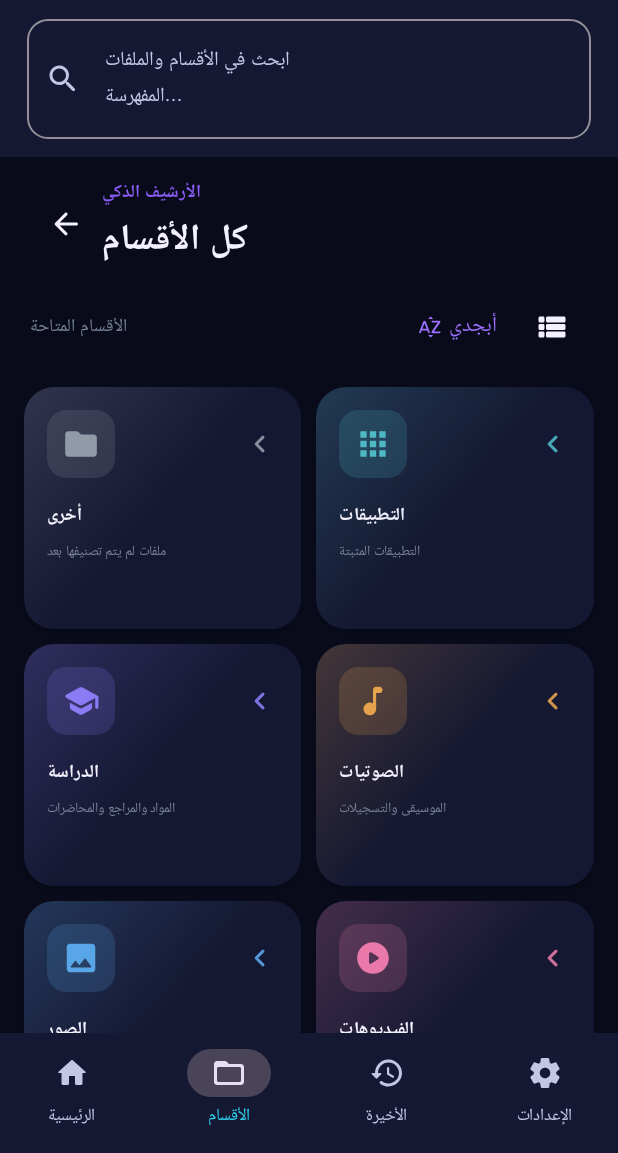
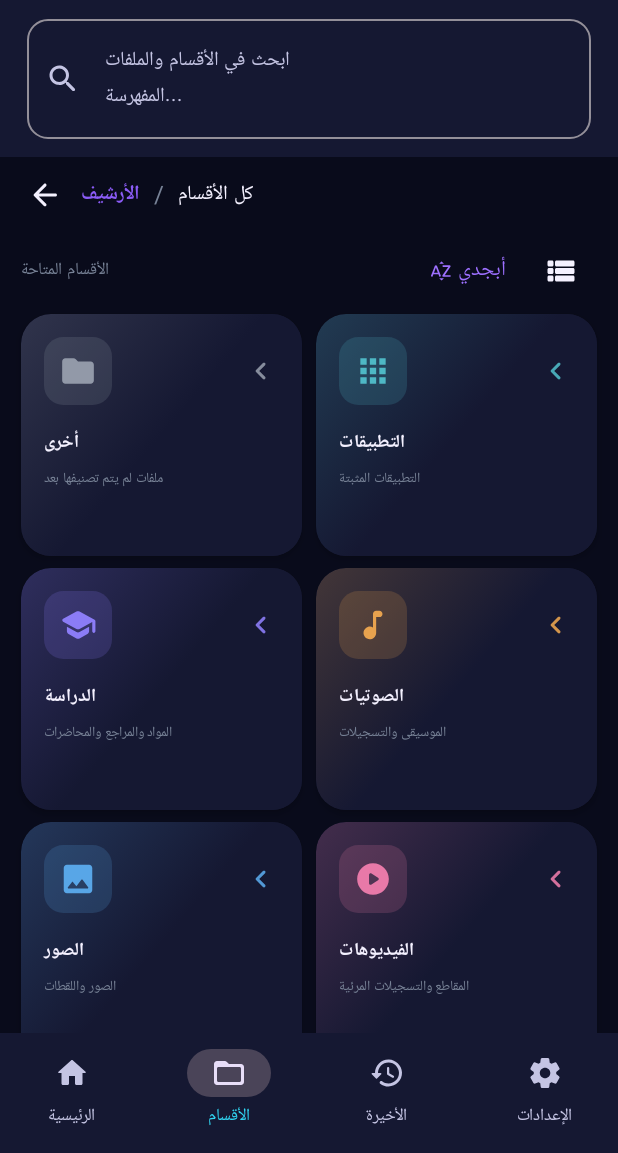
Before and after one commit to Mohamed2820/-FileFlow-Android-, an Android app built with Jetpack Compose: the screen it shows after launch (MainActivity), item 2 of the bottom bar chosen, on a phone screen of 412 x 824 dp, the part 83-1236 px from its top. Run offline under Robolectric (Android 15) with nearby library versions, the phone set to English and light mode, and no system bars; libraries missing offline, so code that uses them is left out: coil.decode; 1 statement that could not run was skipped.

Commit message:
Compress archive header and unify smart and conventional home sections

```diff
--- a/app/src/main/java/com/mohamed/fileflow/MainActivity.kt
+++ b/app/src/main/java/com/mohamed/fileflow/MainActivity.kt
@@ -1,6 +1,16 @@
 package com.mohamed.fileflow
 
 import android.content.Intent
+import androidx.compose.ui.viewinterop.AndroidView
+import androidx.compose.foundation.rememberScrollState
+import androidx.compose.foundation.horizontalScroll
+import androidx.compose.foundation.combinedClickable
+import androidx.compose.foundation.ExperimentalFoundationApi
+import androidx.activity.result.contract.ActivityResultContracts
+import androidx.activity.compose.rememberLauncherForActivityResult
+import android.widget.VideoView
+import android.widget.MediaController
+import android.content.ClipData
 import android.net.Uri
 import android.os.Bundle
 import androidx.activity.ComponentActivity
@@ -260,25 +270,8 @@ private fun HomeScreen(onNavigate: (String) -> Unit, onCategory: (String) -> Uni
         item { StorageAccessPanel() }
         item { DeviceStorageCard() }
         item {
-            Row(verticalAlignment = Alignment.CenterVertically) {
-                Text("الأقسام الرئيسية", fontSize = 17.sp, fontWeight = FontWeight.Bold, modifier = Modifier.weight(1f))
-                TextButton(onClick = { onNavigate("all") }) { Text("عرض الكل") }
-            }
-        }
-        items(tileCategories.chunked(3)) { rowCategories ->
-            Row(horizontalArrangement = Arrangement.spacedBy(8.dp)) {
-                rowCategories.forEach { category ->
-                    CategoryCard(
-                        category = category,
-                        modifier = Modifier.weight(1f),
-                        count = counts[category.id]
-                    ) { onCategory(category.id) }
-                }
-                repeat(3 - rowCategories.size) { Spacer(Modifier.weight(1f)) }
-            }
-        }
-        item {
             Text("التصنيف الذكي", fontSize = 17.sp, fontWeight = FontWeight.Bold)
+            Text("تنظيم حسب معنى اسم الملف ومادته، وليس امتداده فقط", color = muted, fontSize = 11.sp)
         }
         items(wideCategories) { category ->
             Card(
@@ -301,6 +294,22 @@ private fun HomeScreen(onNavigate: (String) -> Unit, onCategory: (String) -> Uni
                     counts[category.id]?.let { Text("$it", color = category.tint, fontWeight = FontWeight.Bold) }
                     Icon(Icons.Rounded.ChevronLeft, null, tint = muted)
                 }
+            }
+        }
+        item {
+            Row(verticalAlignment = Alignment.CenterVertically) {
+                Text("الأقسام والملفات", fontSize = 17.sp, fontWeight = FontWeight.Bold, modifier = Modifier.weight(1f))
+                TextButton(onClick = { onNavigate("all") }) { Text("عرض الكل") }
+            }
+        }
+        items(tileCategories.chunked(3)) { rowCategories ->
+            Row(horizontalArrangement = Arrangement.spacedBy(8.dp)) {
+                rowCategories.forEach { category ->
+                    CategoryCard(category = category, modifier = Modifier.weight(1f), count = counts[category.id]) {
+                        onCategory(category.id)
+                    }
+                }
+                repeat(3 - rowCategories.size) { Spacer(Modifier.weight(1f)) }
             }
         }
         item {
@@ -361,11 +370,13 @@ private fun ArchiveScreen(
     onSortToggle: () -> Unit
 ) {
     val category = categories.firstOrNull { it.id == selected }
+    var selectedSubject by remember(selected) { mutableStateOf<String?>(null) }
+    var selectedExtension by remember(selected, selectedSubject) { mutableStateOf<String?>(null) }
     val title = when (selected) {
         "all" -> "كل الأقسام"
-        "recent" -> "الملفات الأخيرة"
+        "recent" -> "الأخيرة"
         "favorites" -> "المفضلة"
-        "duplicates" -> "الملفات المتكررة"
+        "duplicates" -> "المكررات"
         else -> category?.title ?: "الأرشيف"
     }
     val filtered = categories.filter {
@@ -374,59 +385,75 @@ private fun ArchiveScreen(
     }.let { if (sortByName) it.sortedBy(FileCategory::title) else it }
 
     Column(Modifier.fillMaxSize()) {
-        Column(Modifier.padding(horizontal = 20.dp, vertical = 12.dp)) {
-            Row(verticalAlignment = Alignment.CenterVertically) {
-                IconButton(onClick = onBack) { Icon(Icons.Rounded.ArrowBack, contentDescription = "رجوع") }
-                Column(Modifier.weight(1f)) {
-                    Text(if (category == null) "الأرشيف الذكي" else "الأرشيف / " + category.title, color = brand, fontSize = 12.sp, fontWeight = FontWeight.SemiBold)
-                    Text(title, fontSize = 24.sp, fontWeight = FontWeight.Bold, color = MaterialTheme.colorScheme.onBackground)
+        Row(
+            modifier = Modifier.fillMaxWidth()
+                .horizontalScroll(rememberScrollState())
+                .padding(horizontal = 6.dp, vertical = 1.dp),
+            verticalAlignment = Alignment.CenterVertically
+        ) {
+            IconButton(onClick = {
+                when {
+                    selectedExtension != null -> selectedExtension = null
+                    selectedSubject != null -> selectedSubject = null
+                    else -> onBack()
                 }
+            }) { Icon(Icons.Rounded.ArrowBack, contentDescription = "رجوع") }
+            Text("الأرشيف", color = brand, fontSize = 13.sp, fontWeight = FontWeight.SemiBold)
+            if (category != null || selected == "all") {
+                Text("  /  ", color = muted)
+                Text(category?.title ?: title, color = MaterialTheme.colorScheme.onBackground, fontSize = 13.sp)
             }
-            if (category != null) {
-                Spacer(Modifier.height(5.dp))
-                Text(category.description, color = muted, fontSize = 12.sp)
+            selectedSubject?.let {
+                Text("  /  ", color = muted)
+                Text(it, color = MaterialTheme.colorScheme.primary, fontSize = 13.sp)
             }
-            Spacer(Modifier.height(12.dp))
-            Row(verticalAlignment = Alignment.CenterVertically) {
-                Text(if (selected == "all") "الأقسام المتاحة" else "المحتوى", color = muted, fontSize = 12.sp, modifier = Modifier.weight(1f))
-                if (selected == "all") {
-                    TextButton(onClick = onSortToggle) {
-                        Icon(Icons.Rounded.SortByAlpha, null, modifier = Modifier.size(17.dp))
-                        Spacer(Modifier.width(4.dp))
-                        Text(if (sortByName) "أبجدي" else "الترتيب الأصلي")
-                    }
-                }
-                IconButton(onClick = onGridToggle) {
-                    Icon(if (gridView) Icons.Rounded.ViewList else Icons.Rounded.GridView, contentDescription = "تغيير طريقة العرض")
-                }
+            selectedExtension?.let {
+                Text("  /  ", color = muted)
+                Text(it, color = MaterialTheme.colorScheme.primary, fontSize = 13.sp)
             }
         }
 
         when {
-            selected == "all" && query.isNotBlank() -> {
-                IndexedSearchResults(query, onCategory)
-            }
+            selected == "all" && query.isNotBlank() -> IndexedSearchResults(query, onCategory)
             selected == "all" -> {
+                Row(
+                    modifier = Modifier.fillMaxWidth().padding(horizontal = 14.dp, vertical = 1.dp),
+                    verticalAlignment = Alignment.CenterVertically
+                ) {
+                    Text("الأقسام المتاحة", color = muted, fontSize = 11.sp, modifier = Modifier.weight(1f))
+                    TextButton(onClick = onSortToggle) {
+                        Icon(Icons.Rounded.SortByAlpha, null, modifier = Modifier.size(16.dp))
+                        Spacer(Modifier.width(3.dp))
+                        Text(if (sortByName) "أبجدي" else "الترتيب الأصلي")
+                    }
+                    IconButton(onClick = onGridToggle) {
+                        Icon(if (gridView) Icons.Rounded.ViewList else Icons.Rounded.GridView, contentDescription = "تغيير العرض")
+                    }
+                }
                 if (filtered.isEmpty()) {
                     EmptyState(Icons.Rounded.SearchOff, "لا توجد أقسام مطابقة", "جرّب كلمة بحث مختلفة.")
                 } else if (gridView) {
-                    LazyColumn(contentPadding = PaddingValues(horizontal = 16.dp, vertical = 4.dp), verticalArrangement = Arrangement.spacedBy(10.dp)) {
+                    LazyColumn(
+                        modifier = Modifier.fillMaxSize(),
+                        contentPadding = PaddingValues(horizontal = 14.dp, vertical = 3.dp),
+                        verticalArrangement = Arrangement.spacedBy(8.dp)
+                    ) {
                         items(filtered.chunked(2)) { pair ->
-                            Row(horizontalArrangement = Arrangement.spacedBy(10.dp)) {
+                            Row(horizontalArrangement = Arrangement.spacedBy(9.dp)) {
                                 pair.forEach { CategoryCard(it, Modifier.weight(1f)) { onCategory(it.id) } }
                                 if (pair.size == 1) Spacer(Modifier.weight(1f))
                             }
                         }
                     }
                 } else {
-                    LazyColumn(contentPadding = PaddingValues(horizontal = 16.dp, vertical = 4.dp)) {
+                    LazyColumn(modifier = Modifier.fillMaxSize(), contentPadding = PaddingValues(horizontal = 12.dp)) {
                         items(filtered) { item ->
                             ListItem(
                                 headlineContent = { Text(item.title, fontWeight = FontWeight.SemiBold) },
-                                supportingContent = { Text(item.subtitle, color = muted, fontSize = 12.sp) },
+                                supportingContent = { Text(item.subtitle, color = muted, fontSize = 11.sp) },
                                 leadingContent = {
-                                    Surface(shape = RoundedCornerShape(11.dp), color = item.tint.copy(alpha = 0.13f)) {
-                                        Icon(item.icon, null, tint = item.tint, modifier = Modifier.padding(9.dp))
+                                    Surface(shape = RoundedCornerShape(10.dp), color = item.tint.copy(alpha = 0.13f)) {
+                                        Icon(item.icon, null, tint = item.tint, modifier = Modifier.padding(8.dp))
                                     }
                                 },
                                 trailingContent = { Icon(Icons.Rounded.ChevronLeft, null, tint = muted) },
@@ -443,23 +470,23 @@ private fun ArchiveScreen(
                     "favorites" -> Icons.Rounded.StarBorder
                     else -> Icons.Rounded.ContentCopy
                 }
-                val message = when (selected) {
-                    "recent" -> "لا توجد ملفات حديثة"
-                    "favorites" -> "قائمة المفضلة فارغة"
-                    else -> "لم يتم فحص الملفات المتكررة بعد"
-                }
-                EmptyState(icon, message, "لن تظهر نتائج قبل ربط الهاتف وفهرسة الملفات في المرحلة الثانية.")
+                EmptyState(icon, "القسم غير مربوط بعد", "يلزم تنفيذ سجل الاستخدام والمفضلة وفحص بصمات التكرار قبل عرض نتائج حقيقية.")
             }
             selected in listOf("study", "projects", "images", "videos", "audio", "documents", "archives", "code", "installers", "other", "empty") -> {
-                IndexedFilesContent(selected, query, gridView)
+                IndexedFilesContent(
+                    selected = selected,
+                    query = query,
+                    gridView = gridView,
+                    selectedSubject = selectedSubject,
+                    onSubjectChange = { selectedSubject = it; selectedExtension = null },
+                    selectedExtension = selectedExtension,
+                    onExtensionChange = { selectedExtension = it }
+                )
             }
-            else -> {
-                EmptyState(category?.icon ?: Icons.Rounded.FolderOpen, "هذا القسم لم يُربط بعد", "لن نصنّف الملفات تلقائيًا دون أدلة كافية. اختر مجلدًا من الرئيسية لفهرسة محتوياته.")
-            }
+            else -> EmptyState(category?.icon ?: Icons.Rounded.FolderOpen, "هذا القسم لم يُربط بعد", "اختر مجلدًا من الرئيسية لفهرسة محتوياته.")
         }
     }
 }
-
 
 @Composable
 private fun IndexedSearchResults(query: String, onCategory: (String) -> Unit) {
```
